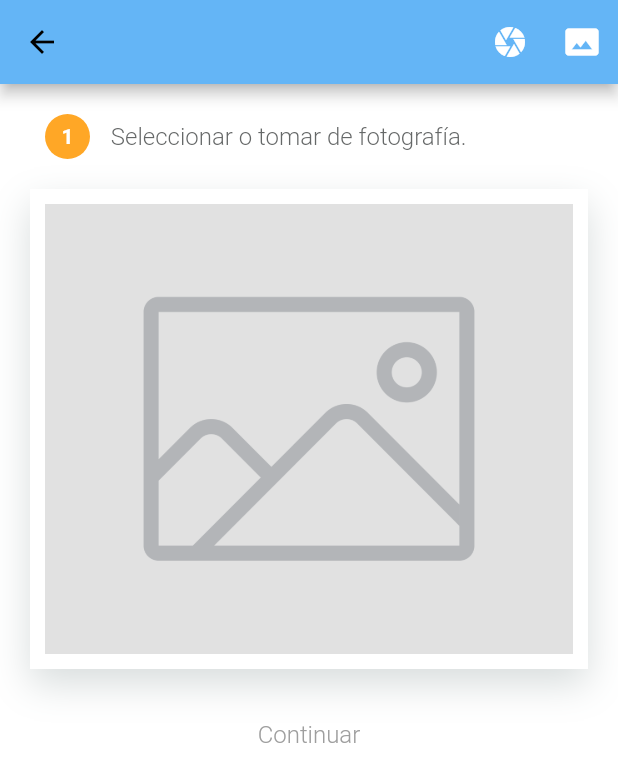
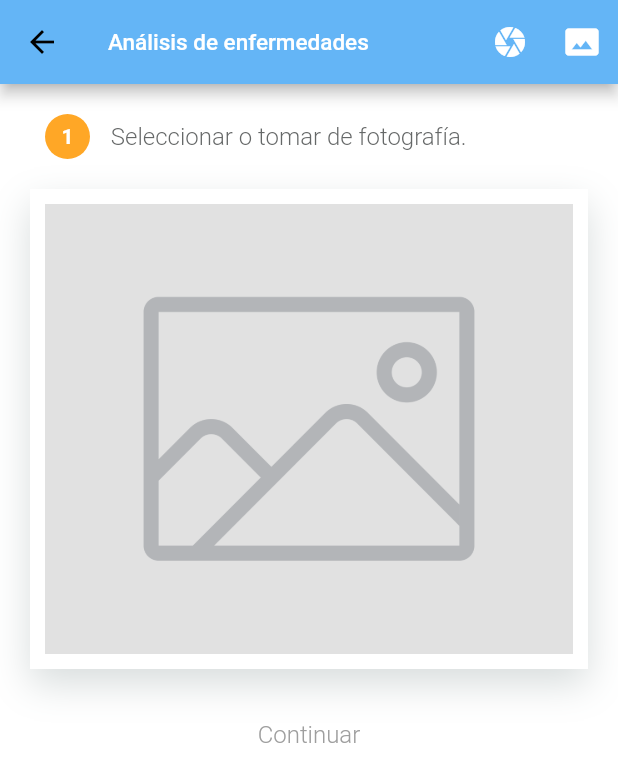
Before and after one commit to arrecis59/ui-client, a Flutter app: the AnalisysPage screen opened directly, on a phone screen of 412 x 824 dp. Shown: the top 782 px of the screen. Run offline on Flutter 3.47's test engine with Material 2 defaults, Android fonts, the light colour scheme and no system bars; our stand-ins replace image_picker, shared_preferences; missing offline and left inert: dart:ffi, mime_type; accounts and stored records are empty; statements that could not run were skipped.

Commit message:
diseño page se incluyo titulo

```diff
--- a/lib/src/pages/analisys_page.dart
+++ b/lib/src/pages/analisys_page.dart
@@ -41,6 +41,13 @@ class _AnalisysPageState extends State<AnalisysPage> {
         backgroundColor: Colors.white,
         appBar: AppBar(
           backgroundColor: Colors.blue.shade300,
+          title: Text(
+            'Análisis de enfermedades',
+            style: TextStyle(
+              fontSize: 15.0,
+              color: Colors.white
+            ),
+          ),
           actions: <Widget>[
             Container(
               child: Row(
```
